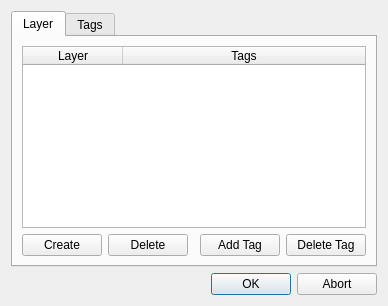
Before: the Qt Designer form mscore/mscore/layer.ui in musescore/musescore-old, drawn with Qt 5.
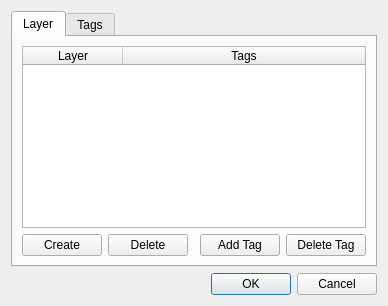
After: the same form once the commit is applied.

The edit to the form file:
```diff
--- a/mscore/mscore/layer.ui
+++ b/mscore/mscore/layer.ui
@@ -298,7 +298,7 @@
       <enum>Qt::Horizontal</enum>
      </property>
      <property name="standardButtons">
-      <set>QDialogButtonBox::Abort|QDialogButtonBox::Ok</set>
+      <set>QDialogButtonBox::Cancel|QDialogButtonBox::Ok</set>
      </property>
     </widget>
    </item>
```
